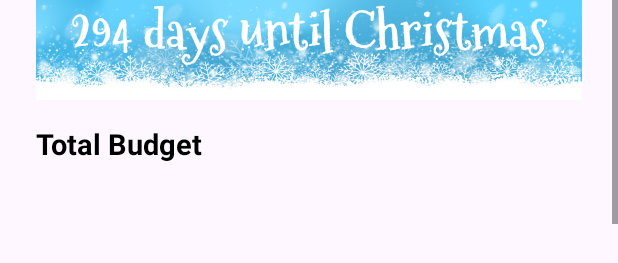
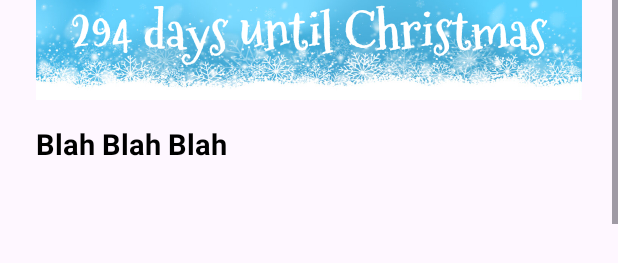
Before and after one commit to maliky67/TestingGitApp, an Android app: the layout activity_homescreen.xml on its own in the app's theme, with its tools: preview values and no code run, on a phone screen of 412 x 824 dp. Shown: the part 269-532 px from the top of the screen. Run offline under Robolectric (Android 15) with nearby library versions, the phone set to English and light mode, and no system bars.

Commit message:
Another Test from local to Git

```diff
--- a/app/src/main/res/layout/activity_homescreen.xml
+++ b/app/src/main/res/layout/activity_homescreen.xml
@@ -155,7 +155,7 @@
                 android:layout_width="match_parent"
                 android:layout_height="wrap_content"
                 android:layout_marginStart="24dp"
-                android:text="Total Budget"
+                android:text="Blah Blah Blah"
                 android:textColor="@color/black"
                 android:textSize="19sp"
                 android:textStyle="bold" />
```
